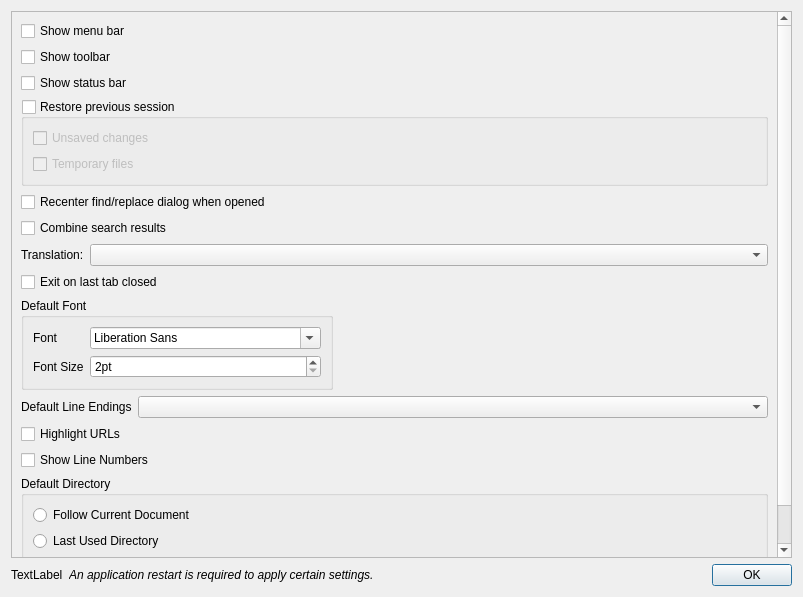
Before: the Qt Designer form src/dialogs/PreferencesDialog.ui in dail8859/NotepadNext, drawn with Qt 5.
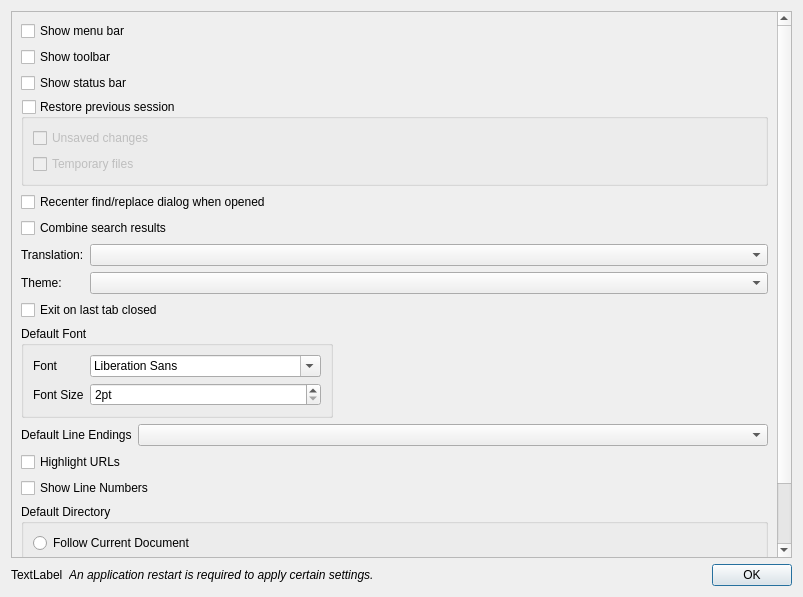
After: the same form once the commit is applied.

The edit to the form file:
```diff
--- a/src/dialogs/PreferencesDialog.ui
+++ b/src/dialogs/PreferencesDialog.ui
@@ -115,6 +115,16 @@
            </property>
           </widget>
          </item>
+         <item row="1" column="0">
+          <widget class="QLabel" name="labelTheme">
+           <property name="text">
+            <string>Theme:</string>
+           </property>
+          </widget>
+         </item>
+         <item row="1" column="1">
+          <widget class="QComboBox" name="comboBoxTheme"/>
+         </item>
         </layout>
        </item>
        <item>
```
